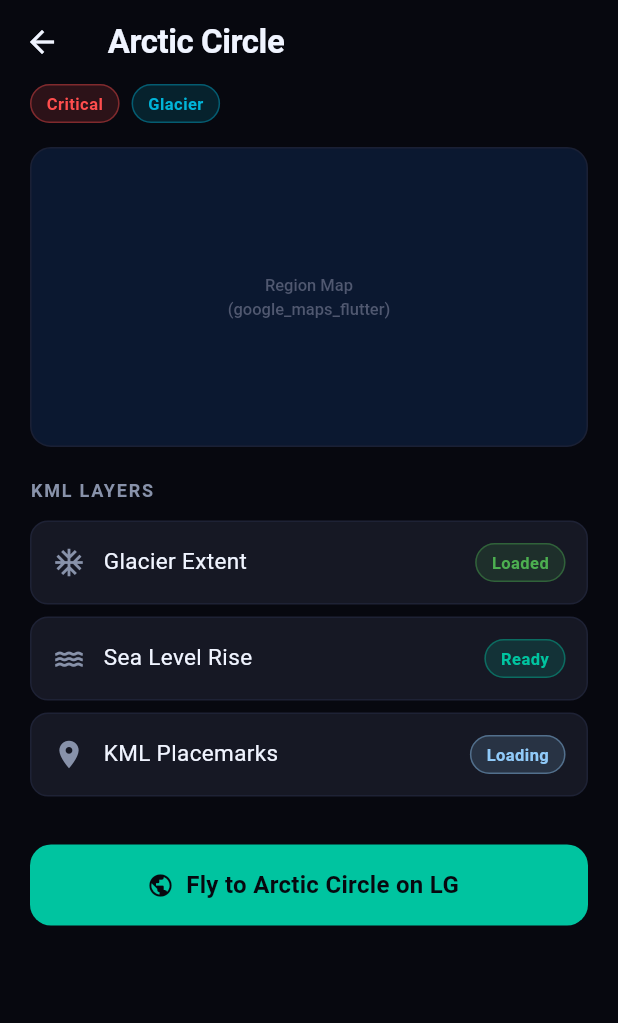
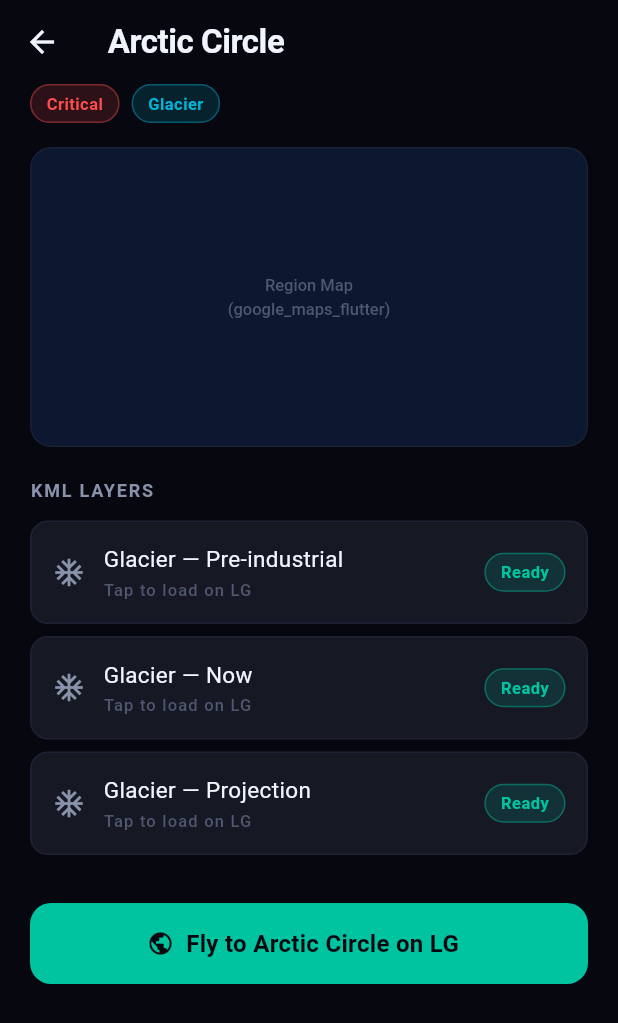
Before and after one commit to ankit230506/Climate_Change_Storyteller, a Flutter app: the RegionDetailScreen screen opened directly with sample values from the repository, on a phone screen of 412 x 824 dp. Shown: the top 1023 px of the screen. Run offline on Flutter 3.47's test engine with Material 3 defaults, Android fonts, the phone set to English and light mode, and no system bars; our stand-ins replace audioplayers, fl_chart, flutter_map, flutter_secure_storage, latlong2; missing offline and left inert: dartssh2, mobile_scanner; accounts and stored records are empty; network calls fail.

Commit message:
flyto ,no. of screen fix

```diff
--- a/lib/features/explore/presentation/screens/region_detail_screen.dart
+++ b/lib/features/explore/presentation/screens/region_detail_screen.dart
@@ -1,8 +1,11 @@
+import 'dart:io';
+import 'package:flutter/foundation.dart';
 import 'package:flutter/material.dart';
 import 'package:climate_storyteller/core/theme/app_theme.dart';
 import 'package:climate_storyteller/core/di/injection_container.dart';
 import 'package:climate_storyteller/widgets/shared_widgets.dart';
 import '../../domain/entities/climate_region.dart';
+import '../../domain/entities/climate_era.dart';
 
 class RegionDetailScreen extends StatefulWidget {
   final ClimateRegion region;
@@ -14,11 +17,27 @@ class RegionDetailScreen extends StatefulWidget {
 }
 
 class _RegionDetailScreenState extends State<RegionDetailScreen> {
-  static const _layers = [
-    _KmlLayer(name: 'Glacier Extent', icon: Icons.ac_unit, status: 'loaded'),
-    _KmlLayer(name: 'Sea Level Rise', icon: Icons.water, status: 'ready'),
-    _KmlLayer(name: 'KML Placemarks', icon: Icons.place, status: 'loading'),
-  ];
+  final Map<String, _LayerStatus> _layerStatus = {};
+
+  late final List<_KmlLayer> _layers;
+
+  @override
+  void initState() {
+    super.initState();
+    _layers = ClimateEra.values.map((era) {
+      final filename = widget.region.kmlFiles[era] ?? '';
+      return _KmlLayer(
+        name: '${_categoryLabel(widget.region.category)} — ${era.subtitle}',
+        icon: _categoryIcon(widget.region.category),
+        era: era,
+        filename: filename,
+      );
+    }).toList();
+
+    for (final l in _layers) {
+      _layerStatus[l.filename] = _LayerStatus.ready;
+    }
+  }
 
   Future<void> _flyToRegion() async {
     final lg = DI.lgRepository;
@@ -35,6 +54,67 @@ class _RegionDetailScreenState extends State<RegionDetailScreen> {
       longitude: widget.region.longitude,
       altitude: widget.region.altitude,
     );
+  }
+
+  Future<void> _sendLayer(_KmlLayer layer) async {
+    final lg = DI.lgRepository;
+    if (!lg.state.isConnected) {
+      ScaffoldMessenger.of(context).showSnackBar(
+        const SnackBar(
+            content: Text('Not connected — go to Settings → Connect to LG Rig'),
+            backgroundColor: AppColors.bg2),
+      );
+      return;
+    }
+
+    setState(() => _layerStatus[layer.filename] = _LayerStatus.loading);
+
+    try {
+      // Build the KML
+      final kmlPath = await DI.kmlGeneratorDataSource.buildKml(
+        region: widget.region,
+        era: layer.era,
+      );
+
+      // Read the KML content
+      String kmlContent = '';
+      if (!kIsWeb) {
+        final file = File(kmlPath);
+        if (await file.exists()) {
+          kmlContent = await file.readAsString();
+        }
+      }
+
+      await DI.sendKmlToLg(layer.filename, kmlContent: kmlContent);
+      await Future.delayed(const Duration(seconds: 2));
+
+      // Fly to the region
+      await DI.flyToLg(
+        latitude: widget.region.latitude,
+        longitude: widget.region.longitude,
+        altitude: widget.region.altitude,
+      );
+
+      if (mounted) {
+        setState(() => _layerStatus[layer.filename] = _LayerStatus.loaded);
+        ScaffoldMessenger.of(context).showSnackBar(SnackBar(
+          content: Row(children: [
+            const Icon(Icons.check_circle, color: Colors.white, size: 18),
+            const SizedBox(width: 8),
+            Text('${layer.name} loaded on LG!'),
+          ]),
+          backgroundColor: AppColors.primary,
+        ));
+      }
+    } catch (e) {
+      if (mounted) {
+        setState(() => _layerStatus[layer.filename] = _LayerStatus.error);
+        ScaffoldMessenger.of(context).showSnackBar(SnackBar(
+          content: Text('Error: $e'),
+          backgroundColor: AppColors.critical,
+        ));
+      }
+    }
   }
 
   @override
@@ -90,7 +170,11 @@ class _RegionDetailScreenState extends State<RegionDetailScreen> {
 
               // KML Layers
               const SectionHeader(title: 'KML Layers'),
-              ..._layers.map((l) => _KmlLayerTile(layer: l)),
+              ..._layers.map((l) => _KmlLayerTile(
+                layer: l,
+                status: _layerStatus[l.filename] ?? _LayerStatus.ready,
+                onTap: () => _sendLayer(l),
+              )),
               const SizedBox(height: 24),
 
               // Fly to CTA
@@ -114,48 +198,88 @@ class _RegionDetailScreenState extends State<RegionDetailScreen> {
         'heat' => 'Heat',
         _ => cat,
       };
+
+  IconData _categoryIcon(String cat) => switch (cat) {
+        'glacier' => Icons.ac_unit,
+        'sealevel' => Icons.water,
+        'forest' => Icons.forest,
+        'heat' => Icons.thermostat,
+        _ => Icons.place,
+      };
 }
+
+enum _LayerStatus { ready, loading, loaded, error }
 
 class _KmlLayer {
   final String name;
   final IconData icon;
-  final String status; // loaded | ready | loading
+  final ClimateEra era;
+  final String filename;
 
-  const _KmlLayer({required this.name, required this.icon, required this.status});
+  const _KmlLayer({
+    required this.name,
+    required this.icon,
+    required this.era,
+    required this.filename,
+  });
 }
 
 class _KmlLayerTile extends StatelessWidget {
   final _KmlLayer layer;
+  final _LayerStatus status;
+  final VoidCallback onTap;
 
-  const _KmlLayerTile({required this.layer});
+  const _KmlLayerTile({
+    required this.layer,
+    required this.status,
+    required this.onTap,
+  });
 
   @override
   Widget build(BuildContext context) {
-    final pill = switch (layer.status) {
-      'loaded' => StatusPill.loaded(),
-      'ready' => StatusPill.ready(),
-      'loading' => StatusPill.loading(),
-      _ => StatusPill(label: layer.status, color: AppColors.textMuted),
+    final pill = switch (status) {
+      _LayerStatus.loaded  => StatusPill.loaded(),
+      _LayerStatus.ready   => StatusPill.ready(),
+      _LayerStatus.loading => StatusPill.loading(),
+      _LayerStatus.error   => StatusPill(label: 'Error', color: AppColors.critical),
     };
 
-    return Container(
+    return GestureDetector(
+      onTap: status == _LayerStatus.loading ? null : onTap,
+      child: Container(
         margin: const EdgeInsets.only(bottom: 8),
         padding: const EdgeInsets.all(14),
         decoration: BoxDecoration(
-        color: AppColors.bg2,
+          color: status == _LayerStatus.loaded
+              ? AppColors.good.withValues(alpha: 0.05)
+              : AppColors.bg2,
           borderRadius: BorderRadius.circular(12),
-        border: Border.all(color: const Color(0xFF1E2235)),
+          border: Border.all(
+            color: status == _LayerStatus.loaded
+                ? AppColors.good.withValues(alpha: 0.3)
+                : const Color(0xFF1E2235),
+          ),
         ),
         child: Row(
           children: [
             Icon(layer.icon, color: AppColors.textSecondary, size: 22),
             const SizedBox(width: 12),
             Expanded(
-            child: Text(layer.name, style: AppTypography.bodyLarge),
+              child: Column(
+                crossAxisAlignment: CrossAxisAlignment.start,
+                children: [
+                  Text(layer.name, style: AppTypography.bodyLarge),
+                  Text(
+                    'Tap to load on LG',
+                    style: AppTypography.caption,
+                  ),
+                ],
+              ),
             ),
             pill,
           ],
         ),
+      ),
     );
   }
 }
--- a/lib/features/lg_connection/data/datasources/kml_generator_data_source.dart
+++ b/lib/features/lg_connection/data/datasources/kml_generator_data_source.dart
@@ -182,9 +182,10 @@ class KmlGeneratorDataSourceImpl implements KmlGeneratorDataSource {
     <LookAt>
       <longitude>${region.longitude}</longitude>
       <latitude>${region.latitude}</latitude>
-      <altitude>${region.altitude}</altitude>
+      <altitude>0</altitude>
+      <heading>0</heading>
       <tilt>0</tilt>
-      <heading>0</heading>
+      <range>${region.altitude}</range>
       <altitudeMode>relativeToGround</altitudeMode>
     </LookAt>
 
--- a/lib/features/lg_connection/domain/repositories/lg_repository.dart
+++ b/lib/features/lg_connection/domain/repositories/lg_repository.dart
@@ -8,7 +8,8 @@ abstract class LgRepository {
     required String ipAddress,
     int port = 22,
     String username = 'lg',
-    String password = 'lq',
+    String password = 'lg',
+    int screenCount = 5,
   });
 
   Future<void> disconnect();
--- a/lib/features/lg_connection/domain/usecases/connect_to_lg.dart
+++ b/lib/features/lg_connection/domain/usecases/connect_to_lg.dart
@@ -8,13 +8,15 @@ class ConnectToLg {
     required String ipAddress,
     int port = 22,
     String username = 'lg',
-    String password = 'lq',
+    String password = 'lg',
+    int screenCount = 5,
   }) {
     return repository.connect(
       ipAddress: ipAddress,
       port: port,
       username: username,
       password: password,
+      screenCount: screenCount,
     );
   }
 }
--- a/lib/features/narrator/data/datasources/narrator_remote_data_source.dart
+++ b/lib/features/narrator/data/datasources/narrator_remote_data_source.dart
@@ -17,7 +17,7 @@ abstract class NarratorRemoteDataSource {
 }
 
 class NarratorRemoteDataSourceImpl implements NarratorRemoteDataSource {
-  static const _geminiModel = 'gemini-2.5-flash';
+  static const _geminiModel = 'gemini-1.5-flash';
   static const _geminiBase  =
       'https://generativelanguage.googleapis.com/v1beta/models/$_geminiModel:generateContent';
 
```
Also changed, not shown: lib/features/explore/presentation/screens/settings_screen.dart (+10 -4 lines), lib/features/lg_connection/data/repositories/lg_repository_impl.dart (+56 -45 lines). Lines whose indentation alone changed are shown as unchanged.
